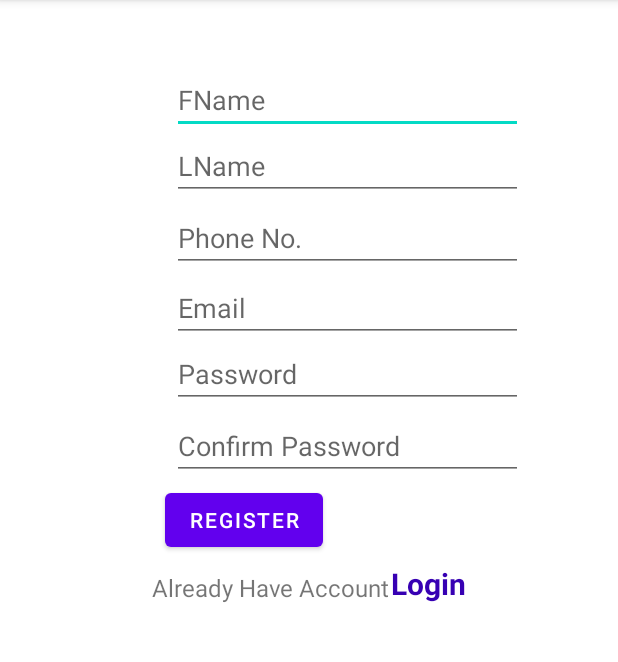
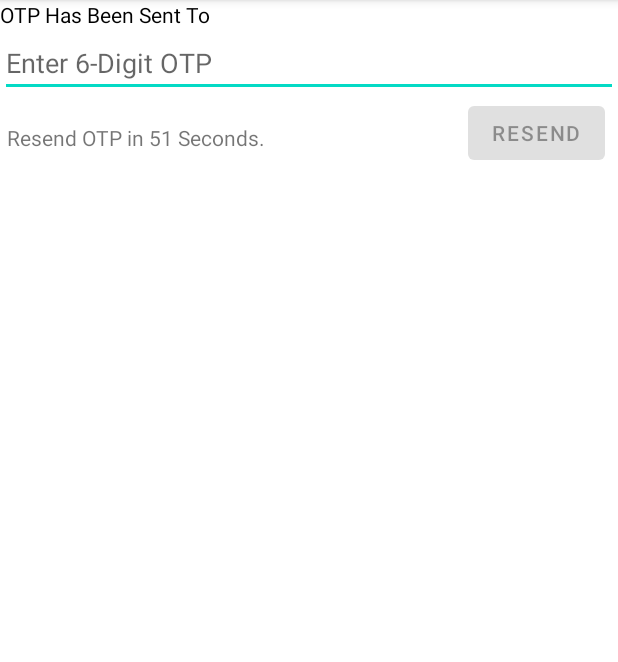
Before and after one commit to saad6742988/Eventtra, an Android app: the screen it shows after launch (Registration before the commit, OtpVerification after it), on a phone screen of 412 x 824 dp, the part 84-746 px from its top. Run offline under Robolectric (Android 15) with nearby library versions, the phone set to English and light mode, and no system bars; our stand-ins replace Firebase (no records; nobody signed in at launch, a user with empty details on screens opened directly).

Commit message:
Count Down Timer For OTP

```diff
--- a/app/src/main/java/com/example/eventtra/MainActivity.java
+++ b/app/src/main/java/com/example/eventtra/MainActivity.java
@@ -50,9 +50,12 @@ public class MainActivity extends AppCompatActivity {
         });
 
 //        shift to registration page
-        Intent intent = new Intent(this, Registration.class);
-        startActivity(intent);
+//        Intent intent = new Intent(this, Registration.class);
+//        startActivity(intent);
 //        Intent intent = new Intent(this, AdminPage.class);
 //        startActivity(intent);
+
+        Intent intent = new Intent(this,OtpVerification.class);
+        startActivity(intent);
     }
 }
--- a/app/src/main/java/com/example/eventtra/OtpVerification.java
+++ b/app/src/main/java/com/example/eventtra/OtpVerification.java
@@ -3,13 +3,44 @@ package com.example.eventtra;
 import androidx.appcompat.app.AppCompatActivity;
 
 import android.os.Bundle;
+import android.os.CountDownTimer;
+import android.view.View;
+import android.widget.Button;
+import android.widget.EditText;
+import android.widget.TextView;
 
 public class OtpVerification extends AppCompatActivity {
 
+    public TextView timerView;
+    public EditText otpText;
+    public Button resendBtn;
     @Override
     protected void onCreate(Bundle savedInstanceState) {
         super.onCreate(savedInstanceState);
         setContentView(R.layout.activity_otp_verification);
-        //
+        timerView=findViewById(R.id.viewTime);
+        otpText = findViewById(R.id.otpBox);
+        resendBtn = findViewById(R.id.resendBtn);
+        timer();
     }
+
+    private void timer()
+    {
+        new CountDownTimer(60000, 1000) {
+
+            public void onTick(long millisUntilFinished) {
+                timerView.setText("Resend OTP in " + millisUntilFinished / 1000 + " Seconds.");
+            }
+
+            public void onFinish() {
+                resendBtn.setEnabled(true);
+                timerView.setText("Now You Can Resend The OTP.");
+            }
+        }.start();
+    }
+    public void resendOtp(View view){
+        timer();
+        resendBtn.setEnabled(false);
+    }
+
 }
--- a/app/src/main/res/layout/activity_otp_verification.xml
+++ b/app/src/main/res/layout/activity_otp_verification.xml
@@ -6,4 +6,53 @@
     android:layout_height="match_parent"
     tools:context=".OtpVerification">
 
+    <TextView
+        android:id="@+id/topText"
+        android:layout_width="match_parent"
+        android:layout_height="wrap_content"
+        android:layout_marginEnd="8dp"
+        android:text="OTP Has Been Sent To "
+        android:textColor="@color/black"
+        app:layout_constraintBottom_toBottomOf="parent"
+        app:layout_constraintEnd_toEndOf="parent"
+        app:layout_constraintTop_toTopOf="parent"
+        app:layout_constraintVertical_bias="0.0" />
+
+    <EditText
+        android:id="@+id/otpBox"
+        android:layout_width="match_parent"
+        android:layout_height="wrap_content"
+        android:hint="Enter 6-Digit OTP"
+        app:layout_constraintBottom_toBottomOf="parent"
+        app:layout_constraintEnd_toEndOf="parent"
+        app:layout_constraintStart_toStartOf="parent"
+        app:layout_constraintTop_toBottomOf="@+id/topText"
+        app:layout_constraintVertical_bias="0.0" />
+
+
+    <TextView
+        android:id="@+id/viewTime"
+        android:layout_width="wrap_content"
+        android:layout_height="wrap_content"
+        app:layout_constraintBottom_toBottomOf="parent"
+        app:layout_constraintHorizontal_bias="0.033"
+        app:layout_constraintLeft_toLeftOf="parent"
+        app:layout_constraintRight_toLeftOf="@id/resendBtn"
+        app:layout_constraintTop_toBottomOf="@id/otpBox"
+        app:layout_constraintVertical_bias="0.025"/>
+
+    <Button
+        android:id="@+id/resendBtn"
+        android:layout_width="wrap_content"
+        android:layout_height="wrap_content"
+        android:enabled="false"
+        android:text="Resend"
+        app:layout_constraintBottom_toBottomOf="parent"
+        app:layout_constraintEnd_toEndOf="parent"
+        app:layout_constraintHorizontal_bias="0.974"
+        app:layout_constraintStart_toStartOf="parent"
+        app:layout_constraintTop_toBottomOf="@+id/otpBox"
+        app:layout_constraintVertical_bias="0.0"
+        android:onClick="resendOtp"/>
+
 </androidx.constraintlayout.widget.ConstraintLayout>
```
